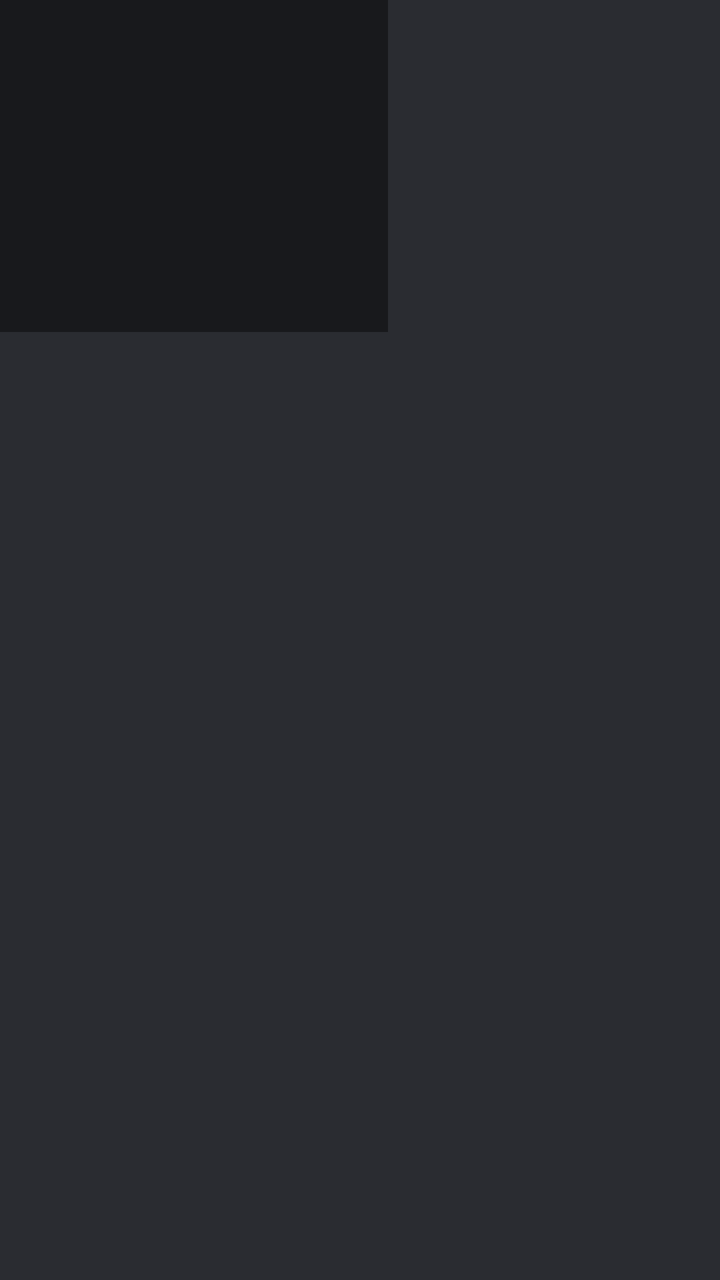
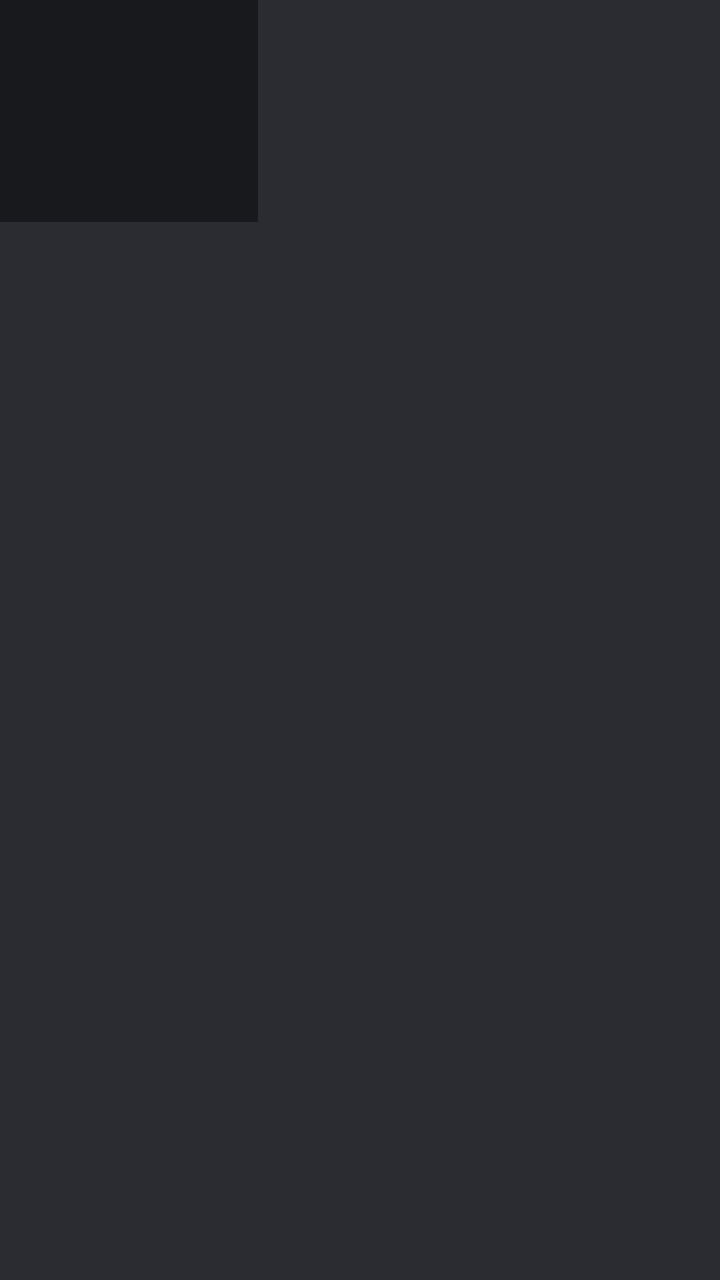

Before-and-after screenshots of an Android layout around one commit, followed by the original layout XML and the change that was made.
<!-- AndroidManifest.xml: application theme AppTheme -->
<!-- res/layout/item_show.xml -->
<?xml version="1.0" encoding="utf-8"?>
<LinearLayout xmlns:android="http://schemas.android.com/apk/res/android"
    android:layout_width="194dp"
    android:layout_height="wrap_content"
    android:clipChildren="false"
    android:focusable="true"
    android:orientation="vertical">

    <FrameLayout
        android:layout_width="194dp"
        android:layout_height="166dp"
        android:clipChildren="false">

        <ImageView
            android:id="@+id/image"
            android:layout_width="match_parent"
            android:layout_height="match_parent"
            android:background="@color/dark"
            android:scaleType="centerCrop" />

        
        <View
            android:id="@+id/dim"
            android:layout_width="match_parent"
            android:layout_height="match_parent"
            android:background="@drawable/card_dim_selector"
            android:duplicateParentState="true" />

        
        <View
            android:layout_width="match_parent"
            android:layout_height="match_parent"
            android:layout_margin="@dimen/focus_ring_gap_neg"
            android:background="@drawable/focus_ring_selector"
            android:duplicateParentState="true" />
    </FrameLayout>

    <TextView
        android:id="@+id/name"
        android:layout_width="match_parent"
        android:layout_height="wrap_content"
        android:layout_marginTop="12dp"
        android:layout_marginBottom="27dp"
        android:ellipsize="marquee"
        android:marqueeRepeatLimit="marquee_forever"
        android:singleLine="true"
        android:textColor="@color/text_focus_name"
        android:textSize="17sp" />
</LinearLayout>
<!-- resources referenced by this layout -->
<resources>
  <color name="dark">#212327</color>
  <dimen name="focus_ring_gap_neg">-9dp</dimen>
  <!-- drawable card_dim_selector (drawable) -->
  <?xml version="1.0" encoding="utf-8"?>
  <selector xmlns:android="http://schemas.android.com/apk/res/android">
      <item android:state_focused="true" android:drawable="@android:color/transparent" />
      <item>
          <shape android:shape="rectangle">
              <solid android:color="#47000000" />
          </shape>
      </item>
  </selector>
  <!-- drawable focus_ring_selector (drawable) -->
  <?xml version="1.0" encoding="utf-8"?>
  <selector xmlns:android="http://schemas.android.com/apk/res/android"
      android:enterFadeDuration="@android:integer/config_shortAnimTime"
      android:exitFadeDuration="@android:integer/config_shortAnimTime">
      <item android:state_focused="true" android:drawable="@drawable/focus_ring" />
      <item android:drawable="@android:color/transparent" />
  </selector>
  <style name="AppTheme" parent="Theme.Leanback">
          <item name="android:windowBackground">@color/brand</item>
          <item name="android:colorAccent">@color/focus</item>
          <item name="searchOrbViewStyle">@style/SettingsOrb</item>
          
          <item name="android:windowExitTransition">@null</item>
          <item name="android:windowReenterTransition">@null</item>
      </style>
  <!-- drawable focus_ring (drawable) -->
  <?xml version="1.0" encoding="utf-8"?>
  <shape xmlns:android="http://schemas.android.com/apk/res/android"
      android:shape="rectangle">
      <corners android:radius="@dimen/focus_ring_radius" />
      <stroke
          android:width="@dimen/focus_ring_width"
          android:color="@color/focus" />
  </shape>
  <color name="brand">#2a2c31</color>
  <color name="focus">#e4e5e8</color>
  <style name="SettingsOrb" parent="Widget.Leanback.SearchOrbViewStyle">
          <item name="searchOrbIcon">@drawable/ic_settings_dark</item>
          <item name="searchOrbColor">@color/plate</item>
      </style>
  <dimen name="focus_ring_radius">23dp</dimen>
  <dimen name="focus_ring_width">6dp</dimen>
  <!-- drawable ic_settings_dark (drawable) -->
  <?xml version="1.0" encoding="utf-8"?>
  <vector xmlns:android="http://schemas.android.com/apk/res/android"
      android:width="24dp"
      android:height="24dp"
      android:viewportWidth="24"
      android:viewportHeight="24">
      <path
          android:fillColor="@color/letter"
          android:pathData="M19.14,12.94c0.04,-0.3 0.06,-0.61 0.06,-0.94c0,-0.32 -0.02,-0.64 -0.07,-0.94l2.03,-1.58c0.18,-0.14 0.23,-0.41 0.12,-0.61l-1.92,-3.32c-0.12,-0.22 -0.37,-0.29 -0.59,-0.22l-2.39,0.96c-0.5,-0.38 -1.03,-0.7 -1.62,-0.94L14.4,2.81c-0.04,-0.24 -0.24,-0.41 -0.48,-0.41h-3.84c-0.24,0 -0.43,0.17 -0.47,0.41L9.25,5.35C8.66,5.59 8.12,5.92 7.63,6.29L5.24,5.33c-0.22,-0.08 -0.47,0 -0.59,0.22L2.74,8.87C2.62,9.08 2.66,9.34 2.86,9.48l2.03,1.58C4.84,11.36 4.8,11.69 4.8,12s0.02,0.64 0.07,0.94l-2.03,1.58c-0.18,0.14 -0.23,0.41 -0.12,0.61l1.92,3.32c0.12,0.22 0.37,0.29 0.59,0.22l2.39,-0.96c0.5,0.38 1.03,0.7 1.62,0.94l0.36,2.54c0.05,0.24 0.24,0.41 0.48,0.41h3.84c0.24,0 0.44,-0.17 0.47,-0.41l0.36,-2.54c0.59,-0.24 1.13,-0.56 1.62,-0.94l2.39,0.96c0.22,0.08 0.47,0 0.59,-0.22l1.92,-3.32c0.12,-0.22 0.07,-0.47 -0.12,-0.61L19.14,12.94zM12,15.6c-1.98,0 -3.6,-1.62 -3.6,-3.6s1.62,-3.6 3.6,-3.6s3.6,1.62 3.6,3.6S13.98,15.6 12,15.6z" />
  </vector>
  <color name="plate">#c6c7cb</color>
  <color name="letter">#34363c</color>
</resources>

<!-- the commit's change to res/layout/item_show.xml (unified diff, before → after) -->
@@ -1,14 +1,14 @@
 <?xml version="1.0" encoding="utf-8"?>
 <LinearLayout xmlns:android="http://schemas.android.com/apk/res/android"
-    android:layout_width="194dp"
+    android:layout_width="129dp"
     android:layout_height="wrap_content"
     android:clipChildren="false"
     android:focusable="true"
     android:orientation="vertical">
 
     <FrameLayout
-        android:layout_width="194dp"
-        android:layout_height="166dp"
+        android:layout_width="129dp"
+        android:layout_height="111dp"
         android:clipChildren="false">
 
         <ImageView
@@ -39,11 +39,12 @@
         android:id="@+id/name"
         android:layout_width="match_parent"
         android:layout_height="wrap_content"
-        android:layout_marginTop="12dp"
-        android:layout_marginBottom="27dp"
+        android:layout_marginTop="8dp"
+        android:layout_marginBottom="18dp"
         android:ellipsize="marquee"
         android:marqueeRepeatLimit="marquee_forever"
         android:singleLine="true"
+        android:duplicateParentState="true"
         android:textColor="@color/text_focus_name"
-        android:textSize="17sp" />
+        android:textSize="13sp" />
 </LinearLayout>
<!-- resource entries referenced after the edit -->
@@ -1,7 +1,7 @@
 <!-- resources referenced by this layout -->
 <resources>
   <color name="dark">#212327</color>
-  <dimen name="focus_ring_gap_neg">-9dp</dimen>
+  <dimen name="focus_ring_gap_neg">-6dp</dimen>
   <!-- drawable card_dim_selector (drawable) -->
   <?xml version="1.0" encoding="utf-8"?>
   <selector xmlns:android="http://schemas.android.com/apk/res/android">
@@ -18,6 +18,7 @@
       android:enterFadeDuration="@android:integer/config_shortAnimTime"
       android:exitFadeDuration="@android:integer/config_shortAnimTime">
       <item android:state_focused="true" android:drawable="@drawable/focus_ring" />
+      <item android:state_activated="true" android:drawable="@drawable/focus_ring_selected" />
       <item android:drawable="@android:color/transparent" />
   </selector>
   <style name="AppTheme" parent="Theme.Leanback">
@@ -37,14 +38,23 @@
           android:width="@dimen/focus_ring_width"
           android:color="@color/focus" />
   </shape>
+  <!-- drawable focus_ring_selected (drawable) -->
+  <?xml version="1.0" encoding="utf-8"?>
+  <shape xmlns:android="http://schemas.android.com/apk/res/android"
+      android:shape="rectangle">
+      <corners android:radius="@dimen/focus_ring_radius" />
+      <stroke
+          android:width="2dp"
+          android:color="#99e4e5e8" />
+  </shape>
   <color name="brand">#2a2c31</color>
   <color name="focus">#e4e5e8</color>
   <style name="SettingsOrb" parent="Widget.Leanback.SearchOrbViewStyle">
           <item name="searchOrbIcon">@drawable/ic_settings_dark</item>
           <item name="searchOrbColor">@color/plate</item>
       </style>
-  <dimen name="focus_ring_radius">23dp</dimen>
-  <dimen name="focus_ring_width">6dp</dimen>
+  <dimen name="focus_ring_radius">15dp</dimen>
+  <dimen name="focus_ring_width">5dp</dimen>
   <!-- drawable ic_settings_dark (drawable) -->
   <?xml version="1.0" encoding="utf-8"?>
   <vector xmlns:android="http://schemas.android.com/apk/res/android"
